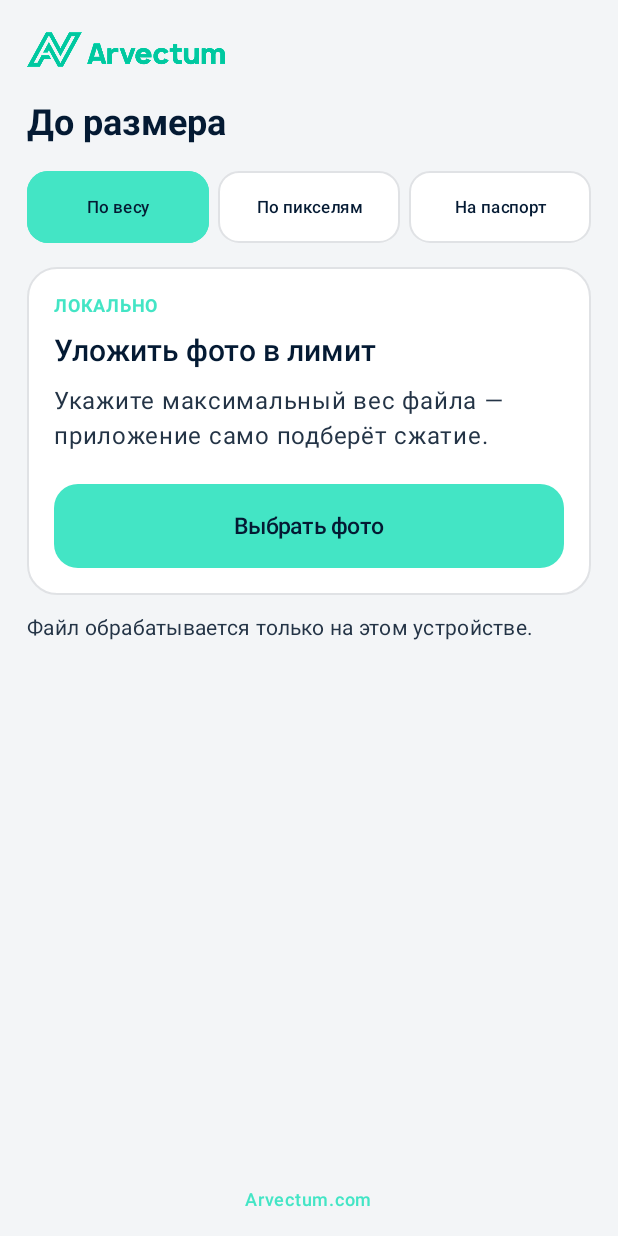
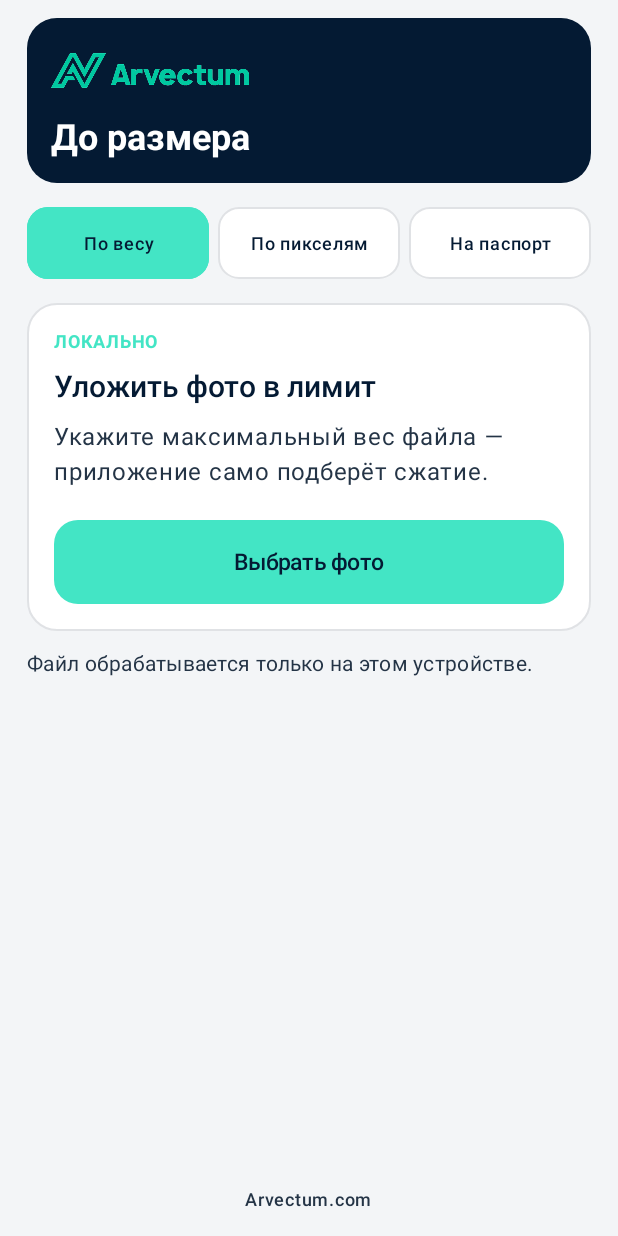
Before and after one commit to arvectum2/arvectum-tools, an Android app built with Jetpack Compose: the screen it shows after launch (MainActivity), on a phone screen of 412 x 824 dp. Run offline under Robolectric (Android 15) with nearby library versions, the light colour scheme and no system bars.

Commit message:
ui review 5: improve brand contrast across light and dark themes

```diff
--- a/app/src/main/java/ru/arvectum/tools/tosize/ui/BrandComponents.kt
+++ b/app/src/main/java/ru/arvectum/tools/tosize/ui/BrandComponents.kt
@@ -26,18 +26,14 @@ import androidx.compose.ui.Alignment
 import androidx.compose.ui.Modifier
 import androidx.compose.ui.graphics.Color
 import androidx.compose.ui.layout.ContentScale
+import androidx.compose.ui.res.painterResource
 import androidx.compose.ui.semantics.Role
 import androidx.compose.ui.semantics.role
 import androidx.compose.ui.semantics.selected
 import androidx.compose.ui.semantics.semantics
-import androidx.compose.ui.res.painterResource
 import androidx.compose.ui.text.font.FontWeight
 import androidx.compose.ui.text.style.TextAlign
 import androidx.compose.ui.text.style.TextOverflow
-import androidx.compose.ui.semantics.Role
-import androidx.compose.ui.semantics.role
-import androidx.compose.ui.semantics.selected
-import androidx.compose.ui.semantics.semantics
 import androidx.compose.ui.unit.dp
 import androidx.compose.ui.unit.sp
 import ru.arvectum.tools.tosize.R
@@ -48,7 +44,18 @@ fun BrandHeader(
     modifier: Modifier = Modifier,
     title: String = "До размера",
 ) {
-    Column(modifier = modifier.fillMaxWidth()) {
+    Surface(
+        modifier = modifier.fillMaxWidth(),
+        shape = RoundedCornerShape(20.dp),
+        color = ArvectumDeepNavy,
+        contentColor = ArvectumWhite,
+    ) {
+        Column(
+            modifier = Modifier.padding(
+                horizontal = 16.dp,
+                vertical = 14.dp,
+            ),
+        ) {
             Image(
                 painter = painterResource(R.drawable.arvectum_wordmark),
                 contentDescription = "Логотип Arvectum",
@@ -57,12 +64,13 @@ fun BrandHeader(
                     .height(42.dp),
                 contentScale = ContentScale.Fit,
             )
-        Spacer(Modifier.height(12.dp))
+            Spacer(Modifier.height(8.dp))
             Text(
                 text = title,
                 style = MaterialTheme.typography.headlineSmall,
-            color = MaterialTheme.colorScheme.onBackground,
+                color = ArvectumWhite,
             )
+        }
     }
 }
 
@@ -77,7 +85,7 @@ fun BrandFooter(modifier: Modifier = Modifier) {
         Text(
             text = "Arvectum.com",
             style = MaterialTheme.typography.labelMedium,
-            color = MaterialTheme.colorScheme.primary,
+            color = MaterialTheme.colorScheme.onSurfaceVariant,
             letterSpacing = 0.5.sp,
         )
     }
@@ -160,7 +168,7 @@ private fun ModeButton(
             Text(
                 text = label,
                 modifier = Modifier.padding(horizontal = 4.dp),
-                fontSize = 11.sp,
+                fontSize = 12.sp,
                 fontWeight = FontWeight.SemiBold,
                 textAlign = TextAlign.Center,
                 maxLines = 1,
```
Lines whose indentation alone changed are shown as unchanged.
